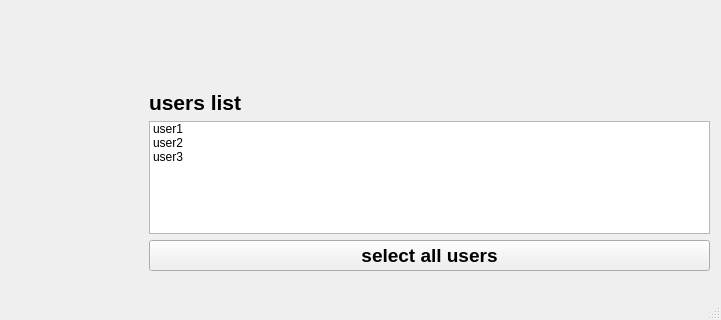
The window that uiFile.ui (tomer7493/cyberProject) describes before a commit, drawn with Qt 5; both pictures show x 81 to 802 and y 280 to 600 of the 802 by 600 pixel window.
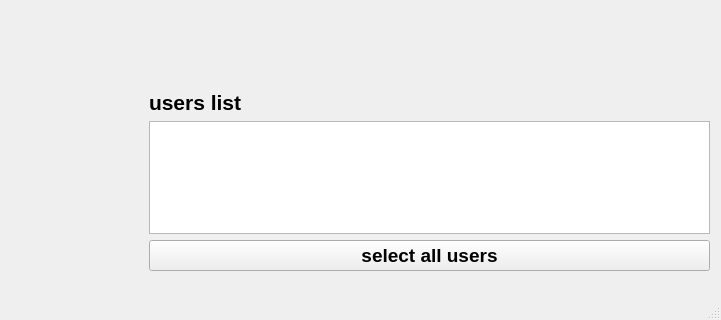
The same window after the commit. Icons and pictures are not drawn.

Diff of the .ui file:
```diff
--- a/uiFile.ui
+++ b/uiFile.ui
@@ -49,21 +49,6 @@
        <property name="sortingEnabled">
         <bool>false</bool>
        </property>
-       <item>
-        <property name="text">
-         <string>user1</string>
-        </property>
-       </item>
-       <item>
-        <property name="text">
-         <string>user2</string>
-        </property>
-       </item>
-       <item>
-        <property name="text">
-         <string>user3</string>
-        </property>
-       </item>
       </widget>
      </item>
      <item>
```
